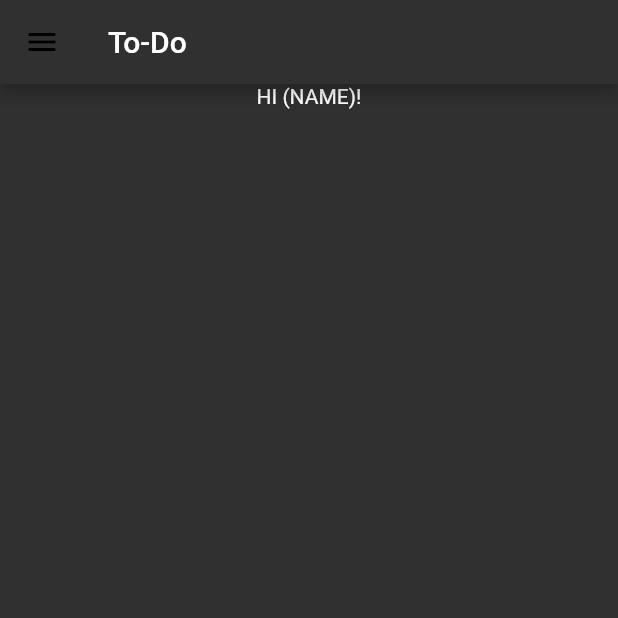
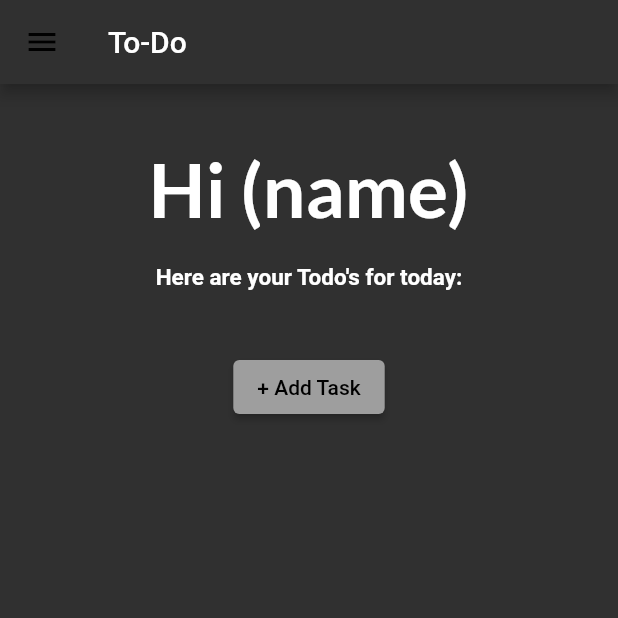
Before and after one commit to Hasith435/todo-app, a Flutter app: the screen it shows after launch, on a phone screen of 412 x 824 dp, the top half of it. Run offline on Flutter 3.47's test engine with Material 2 defaults, Android fonts, the phone set to English and light mode, and no system bars.

Commit message:
Homepage & task adding page
added some widgets to the homepage and the task adding page

```diff
--- a/todo_app/lib/main.dart
+++ b/todo_app/lib/main.dart
@@ -1,6 +1,7 @@
 import 'dart:convert';
 
 import 'package:flutter/material.dart';
+import 'package:todo_app/add_task_page.dart';
 
 void main() {
   runApp(const Todo());
@@ -39,14 +40,52 @@ class _RootPageState extends State<RootPage> {
         backgroundColor: Colors.grey[850],
       ),
       body: SingleChildScrollView(
-        child: Row(
+        child: Column(
           mainAxisAlignment: MainAxisAlignment.center,
-          crossAxisAlignment: CrossAxisAlignment.center,
-          children: const [
-            Text(
-              'HI (NAME)!',
-              style: TextStyle(color: Colors.white),
-            )
+          crossAxisAlignment: CrossAxisAlignment.stretch,
+          children: [
+            //container for the greeting
+            Container(
+              alignment: Alignment.center,
+              // color: Colors.red,
+              padding: const EdgeInsets.fromLTRB(20, 40, 20, 10),
+              child: const Text(
+                'Hi (name)',
+                style: TextStyle(
+                    color: Colors.white,
+                    fontFamily: "Lato",
+                    fontWeight: FontWeight.bold,
+                    fontSize: 50),
+              ),
+            ),
+
+            //container for the statement
+            Container(
+              alignment: Alignment.center,
+              // color: Colors.yellow,
+              padding: const EdgeInsets.fromLTRB(20, 10, 20, 20),
+              child: const Text(
+                "Here are your Todo's for today:",
+                style: TextStyle(
+                    color: Colors.white,
+                    fontWeight: FontWeight.bold,
+                    fontSize: 15),
+              ),
+            ),
+
+            //container for input box
+            Container(
+                alignment: Alignment.bottomCenter,
+                padding: const EdgeInsets.all(20),
+                child: ElevatedButton(
+                  onPressed: () {
+                    Navigator.of(context).push(
+                        MaterialPageRoute(builder: (BuildContext context) {
+                      return const AddTaskPage();
+                    }));
+                  },
+                  child: const Text("+ Add Task"),
+                )),
           ],
         ),
       ),
@@ -60,7 +99,7 @@ class NavigationDrawer extends StatelessWidget {
 
   @override
   Widget build(BuildContext context) => Drawer(
-        backgroundColor: Colors.white,
+        backgroundColor: Colors.grey[400],
         child: SingleChildScrollView(
           child: Column(
             crossAxisAlignment: CrossAxisAlignment.stretch,
```
Also changed, not shown: todo_app/lib/add_task_page.dart (added, +107 -0 lines), todo_app/pubspec.yaml (+7 -4 lines), fonts/Lato-Bold.ttf (added), fonts/Lato-Light.ttf (added), fonts/Lato-Regular.ttf (added), fonts/Opensans.ttf (added), todo_app/pubspec.lock.
